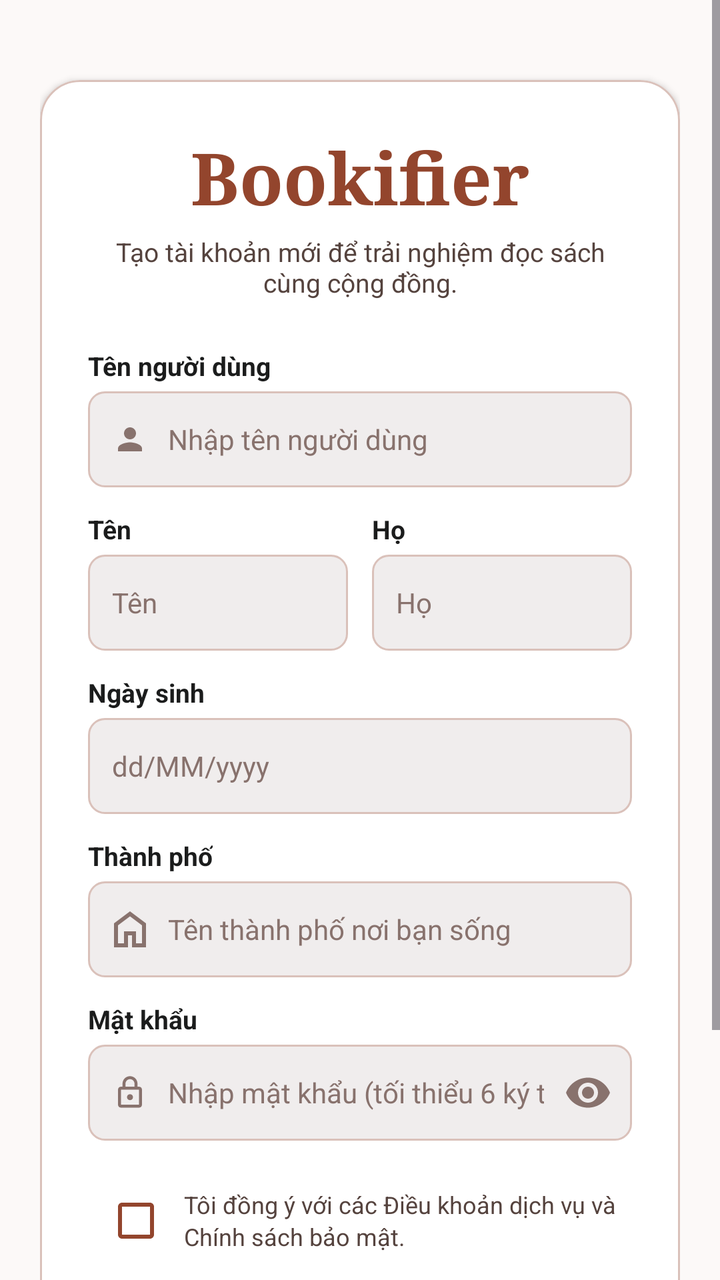
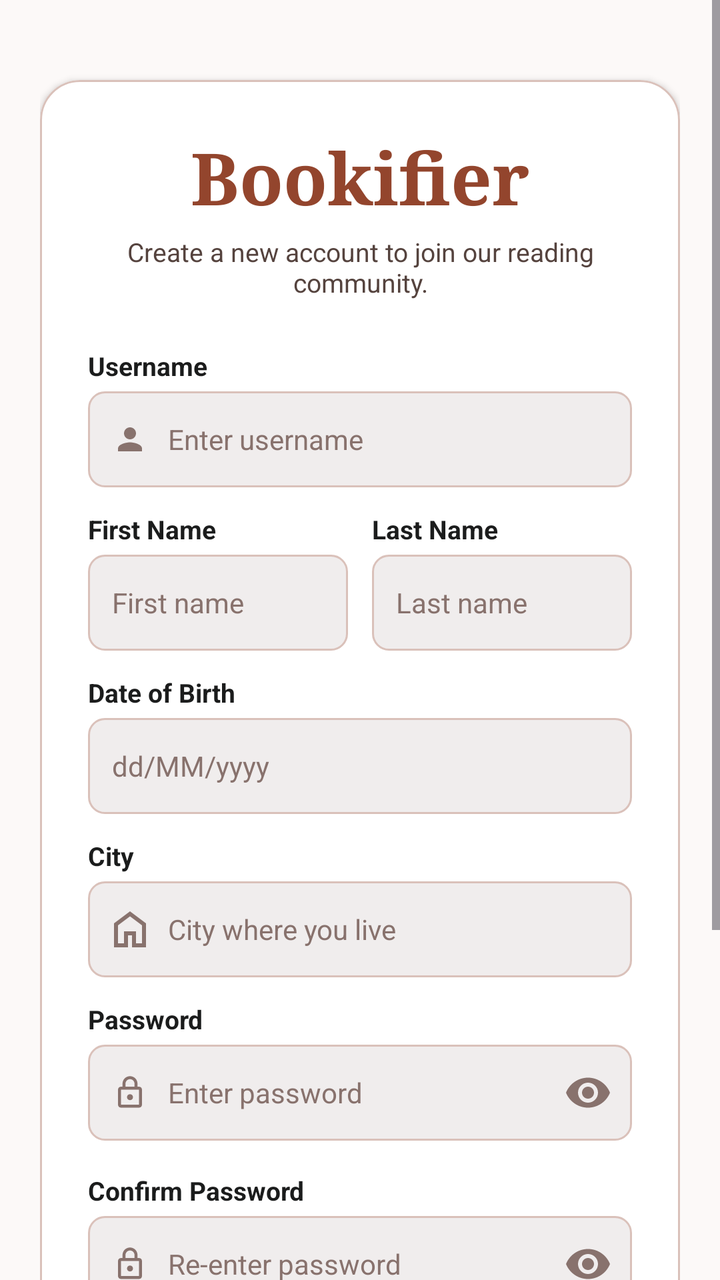

Compare the two renders of this Android layout. The source of the first and the diff that turns it into the second are given below.
<!-- AndroidManifest.xml: application theme Theme.Bookify -->
<!-- res/layout/activity_register.xml -->
<?xml version="1.0" encoding="utf-8"?>
<ScrollView xmlns:android="http://schemas.android.com/apk/res/android"
    xmlns:app="http://schemas.android.com/apk/res-auto"
    xmlns:tools="http://schemas.android.com/tools"
    android:layout_width="match_parent"
    android:layout_height="match_parent"
    android:fillViewport="true"
    android:background="@color/surface_bg"
    tools:context=".ui.auth.RegisterActivity">

    <androidx.constraintlayout.widget.ConstraintLayout
        android:layout_width="match_parent"
        android:layout_height="wrap_content"
        android:padding="20dp">

        <View
            android:id="@+id/topSpacer"
            android:layout_width="match_parent"
            android:layout_height="20dp"
            app:layout_constraintTop_toTopOf="parent" />

        
        <com.google.android.material.card.MaterialCardView
            android:id="@+id/cardContainer"
            android:layout_width="match_parent"
            android:layout_height="wrap_content"
            app:cardCornerRadius="20dp"
            app:cardElevation="2dp"
            app:cardBackgroundColor="@color/white"
            app:strokeColor="@color/outline_variant"
            app:strokeWidth="1dp"
            app:cardPreventCornerOverlap="false"
            app:layout_constraintTop_toBottomOf="@id/topSpacer"
            app:layout_constraintBottom_toBottomOf="parent"
            app:layout_constraintStart_toStartOf="parent"
            app:layout_constraintEnd_toEndOf="parent"
            app:layout_constraintVertical_bias="0.3">

            <LinearLayout
                android:layout_width="match_parent"
                android:layout_height="wrap_content"
                android:orientation="vertical"
                android:padding="24dp">

            
            <TextView
                android:id="@+id/tvAppTitle"
                android:layout_width="wrap_content"
                android:layout_height="wrap_content"
                android:layout_gravity="center_horizontal"
                android:text="Bookifier"
                android:textColor="@color/brown_primary"
                android:textSize="36sp"
                android:textStyle="bold"
                android:fontFamily="serif" />

            <TextView
                android:id="@+id/tvSubtitle"
                android:layout_width="wrap_content"
                android:layout_height="wrap_content"
                android:layout_gravity="center_horizontal"
                android:layout_marginTop="4dp"
                android:layout_marginBottom="24dp"
                android:text="Tạo tài khoản mới để trải nghiệm đọc sách cùng cộng đồng."
                android:textColor="@color/on_surface_variant"
                android:textSize="13sp"
                android:gravity="center" />

            
            <TextView
                android:layout_width="wrap_content"
                android:layout_height="wrap_content"
                android:text="Tên người dùng"
                android:textColor="@color/on_surface"
                android:textSize="13sp"
                android:textStyle="bold"
                android:layout_marginBottom="4dp" />

            <FrameLayout
                android:layout_width="match_parent"
                android:layout_height="48dp"
                android:background="@drawable/bg_input_field"
                android:layout_marginBottom="12dp">

                <ImageView
                    android:layout_width="18dp"
                    android:layout_height="18dp"
                    android:layout_gravity="center_vertical|start"
                    android:layout_marginStart="12dp"
                    android:src="@drawable/ic_person"
                    app:tint="@color/outline" />

                <EditText
                    android:id="@+id/etUsername"
                    android:layout_width="match_parent"
                    android:layout_height="match_parent"
                    android:background="@null"
                    android:hint="Nhập tên người dùng"
                    android:inputType="text"
                    android:paddingStart="40dp"
                    android:paddingEnd="12dp"
                    android:textColor="@color/on_surface"
                    android:textColorHint="@color/outline"
                    android:textSize="14sp" />
            </FrameLayout>

            
            <LinearLayout
                android:layout_width="match_parent"
                android:layout_height="wrap_content"
                android:orientation="horizontal"
                android:layout_marginBottom="12dp">

                
                <LinearLayout
                    android:layout_width="0dp"
                    android:layout_height="wrap_content"
                    android:layout_weight="1"
                    android:orientation="vertical"
                    android:layout_marginEnd="6dp">

                    <TextView
                        android:layout_width="wrap_content"
                        android:layout_height="wrap_content"
                        android:text="Tên"
                        android:textColor="@color/on_surface"
                        android:textSize="13sp"
                        android:textStyle="bold"
                        android:layout_marginBottom="4dp" />

                    <EditText
                        android:id="@+id/etFirstName"
                        android:layout_width="match_parent"
                        android:layout_height="48dp"
                        android:background="@drawable/bg_input_field"
                        android:hint="Tên"
                        android:inputType="textPersonName"
                        android:paddingStart="12dp"
                        android:paddingEnd="12dp"
                        android:textColor="@color/on_surface"
                        android:textColorHint="@color/outline"
                        android:textSize="14sp" />
                </LinearLayout>

                
                <LinearLayout
                    android:layout_width="0dp"
                    android:layout_height="wrap_content"
                    android:layout_weight="1"
                    android:orientation="vertical"
                    android:layout_marginStart="6dp">

                    <TextView
                        android:layout_width="wrap_content"
                        android:layout_height="wrap_content"
                        android:text="Họ"
                        android:textColor="@color/on_surface"
                        android:textSize="13sp"
                        android:textStyle="bold"
                        android:layout_marginBottom="4dp" />

                    <EditText
                        android:id="@+id/etLastName"
                        android:layout_width="match_parent"
                        android:layout_height="48dp"
                        android:background="@drawable/bg_input_field"
                        android:hint="Họ"
                        android:inputType="textPersonName"
                        android:paddingStart="12dp"
                        android:paddingEnd="12dp"
                        android:textColor="@color/on_surface"
                        android:textColorHint="@color/outline"
                        android:textSize="14sp" />
                </LinearLayout>

            </LinearLayout>

            
            <TextView
                android:layout_width="wrap_content"
                android:layout_height="wrap_content"
                android:text="Ngày sinh"
                android:textColor="@color/on_surface"
                android:textSize="13sp"
                android:textStyle="bold"
                android:layout_marginBottom="4dp" />

            <FrameLayout
                android:layout_width="match_parent"
                android:layout_height="48dp"
                android:background="@drawable/bg_input_field"
                android:layout_marginBottom="12dp">

                <EditText
                    android:id="@+id/etDob"
                    android:layout_width="match_parent"
                    android:layout_height="match_parent"
                    android:background="@null"
                    android:hint="dd/MM/yyyy"
                    android:focusable="false"
                    android:clickable="true"
                    android:paddingStart="12dp"
                    android:paddingEnd="12dp"
                    android:textColor="@color/on_surface"
                    android:textColorHint="@color/outline"
                    android:textSize="14sp" />
            </FrameLayout>

            
            <TextView
                android:layout_width="wrap_content"
                android:layout_height="wrap_content"
                android:text="Thành phố"
                android:textColor="@color/on_surface"
                android:textSize="13sp"
                android:textStyle="bold"
                android:layout_marginBottom="4dp" />

            <FrameLayout
                android:layout_width="match_parent"
                android:layout_height="48dp"
                android:background="@drawable/bg_input_field"
                android:layout_marginBottom="12dp">

                <ImageView
                    android:layout_width="18dp"
                    android:layout_height="18dp"
                    android:layout_gravity="center_vertical|start"
                    android:layout_marginStart="12dp"
                    android:src="@drawable/ic_home"
                    app:tint="@color/outline" />

                <EditText
                    android:id="@+id/etCity"
                    android:layout_width="match_parent"
                    android:layout_height="match_parent"
                    android:background="@null"
                    android:hint="Tên thành phố nơi bạn sống"
                    android:inputType="text"
                    android:paddingStart="40dp"
                    android:paddingEnd="12dp"
                    android:textColor="@color/on_surface"
                    android:textColorHint="@color/outline"
                    android:textSize="14sp" />
            </FrameLayout>

            
            <TextView
                android:layout_width="wrap_content"
                android:layout_height="wrap_content"
                android:text="Mật khẩu"
                android:textColor="@color/on_surface"
                android:textSize="13sp"
                android:textStyle="bold"
                android:layout_marginBottom="4dp" />

            <FrameLayout
                android:layout_width="match_parent"
                android:layout_height="48dp"
                android:background="@drawable/bg_input_field"
                android:layout_marginBottom="16dp">

                <ImageView
                    android:layout_width="18dp"
                    android:layout_height="18dp"
                    android:layout_gravity="center_vertical|start"
                    android:layout_marginStart="12dp"
                    android:src="@drawable/ic_lock"
                    app:tint="@color/outline" />

                <EditText
                    android:id="@+id/etPassword"
                    android:layout_width="match_parent"
                    android:layout_height="match_parent"
                    android:background="@null"
                    android:hint="Nhập mật khẩu (tối thiểu 6 ký tự)"
                    android:inputType="textPassword"
                    android:paddingStart="40dp"
                    android:paddingEnd="44dp"
                    android:textColor="@color/on_surface"
                    android:textColorHint="@color/outline"
                    android:textSize="14sp" />

                <ImageButton
                    android:id="@+id/btnTogglePassword"
                    android:layout_width="44dp"
                    android:layout_height="match_parent"
                    android:layout_gravity="center_vertical|end"
                    android:background="?attr/selectableItemBackgroundBorderless"
                    android:src="@drawable/ic_visibility"
                    app:tint="@color/outline"
                    android:contentDescription="Toggle password visibility" />
            </FrameLayout>

            
            <LinearLayout
                android:layout_width="match_parent"
                android:layout_height="wrap_content"
                android:orientation="horizontal"
                android:gravity="center_vertical"
                android:layout_marginBottom="20dp">

                <CheckBox
                    android:id="@+id/cbTerms"
                    android:layout_width="wrap_content"
                    android:layout_height="wrap_content"
                    android:buttonTint="@color/brown_primary" />

                <TextView
                    android:id="@+id/tvTermsLabel"
                    android:layout_width="wrap_content"
                    android:layout_height="wrap_content"
                    android:text="Tôi đồng ý với các Điều khoản dịch vụ và Chính sách bảo mật."
                    android:textColor="@color/on_surface_variant"
                    android:textSize="12sp"
                    android:lineSpacingExtra="2dp" />
            </LinearLayout>

            
            <Button
                android:id="@+id/btnRegister"
                android:layout_width="match_parent"
                android:layout_height="50dp"
                android:background="@drawable/bg_btn_primary"
                app:backgroundTint="@null"
                android:text="Đăng ký"
                android:textColor="@color/white"
                android:textSize="16sp"
                android:textStyle="bold"
                android:textAllCaps="false"
                android:elevation="0dp" />

            
            <LinearLayout
                android:layout_width="wrap_content"
                android:layout_height="wrap_content"
                android:layout_gravity="center_horizontal"
                android:orientation="horizontal"
                android:layout_marginTop="20dp">

                <TextView
                    android:layout_width="wrap_content"
                    android:layout_height="wrap_content"
                    android:text="Đã có tài khoản? "
                    android:textColor="@color/on_surface_variant"
                    android:textSize="14sp" />

                <TextView
                    android:id="@+id/tvGoToLogin"
                    android:layout_width="wrap_content"
                    android:layout_height="wrap_content"
                    android:text="Đăng nhập"
                    android:textColor="@color/brown_primary"
                    android:textSize="14sp"
                    android:textStyle="bold"
                    android:clickable="true"
                    android:focusable="true"
                    android:padding="4dp" />
            </LinearLayout>

            </LinearLayout>
        </com.google.android.material.card.MaterialCardView>

    </androidx.constraintlayout.widget.ConstraintLayout>
</ScrollView>
<!-- resources referenced by this layout -->
<resources>
  <color name="brown_primary">#93452D</color>
  <color name="on_surface">#1B1C1C</color>
  <color name="on_surface_variant">#55433E</color>
  <color name="outline">#88726D</color>
  <color name="outline_variant">#DAC1BA</color>
  <color name="surface_bg">#FCF9F8</color>
  <color name="white">#FFFFFFFF</color>
  <!-- drawable bg_btn_primary (drawable) -->
  <?xml version="1.0" encoding="utf-8"?>
  <ripple xmlns:android="http://schemas.android.com/apk/res/android"
      android:color="#33FFFFFF">
      <item>
          <shape android:shape="rectangle">
              <solid android:color="@color/brown_primary" />
              <corners android:radius="8dp" />
          </shape>
      </item>
  </ripple>
  <!-- drawable bg_input_field (drawable) -->
  <?xml version="1.0" encoding="utf-8"?>
  <shape xmlns:android="http://schemas.android.com/apk/res/android"
      android:shape="rectangle">
      <solid android:color="@color/surface_container" />
      <corners android:radius="8dp" />
      <stroke
          android:width="1dp"
          android:color="@color/outline_variant" />
  </shape>
  <!-- drawable ic_home (drawable) -->
  <vector xmlns:android="http://schemas.android.com/apk/res/android"
      android:width="16dp"
      android:height="18dp"
      android:viewportWidth="16"
      android:viewportHeight="18">
    <path
        android:pathData="M2,16H5V10H11V16H14V7L8,2.5L2,7V16V16M0,18V6L8,0L16,6V18H9V12H7V18H0V18M8,9.25V9.25V9.25V9.25V9.25V9.25V9.25V9.25V9.25V9.25V9.25"
        android:fillColor="#5D4037"/>
  </vector>
  <!-- drawable ic_person (drawable) -->
  <vector xmlns:android="http://schemas.android.com/apk/res/android"
      android:width="24dp"
      android:height="24dp"
      android:viewportWidth="24"
      android:viewportHeight="24">
    <path
        android:fillColor="#FF88726D"
        android:pathData="M12,12c2.21,0 4,-1.79 4,-4s-1.79,-4 -4,-4 -4,1.79 -4,4 1.79,4 4,4zM12,14c-2.67,0 -8,1.34 -8,4v2h16v-2c0,-2.66 -5.33,-4 -8,-4z"/>
  </vector>
  <!-- drawable ic_visibility (drawable) -->
  <vector xmlns:android="http://schemas.android.com/apk/res/android"
      android:width="24dp"
      android:height="24dp"
      android:viewportWidth="24"
      android:viewportHeight="24">
    <path
        android:fillColor="#FF88726D"
        android:pathData="M12,4.5C7,4.5 2.73,7.61 1,12c1.73,4.39 6,7.5 11,7.5s9.27,-3.11 11,-7.5c-1.73,-4.39 -6,-7.5 -11,-7.5zM12,17c-2.76,0 -5,-2.24 -5,-5s2.24,-5 5,-5 5,2.24 5,5 -2.24,5 -5,5zm0,-8c-1.66,0 -3,1.34 -3,3s1.34,3 3,3 3,-1.34 3,-3 -1.34,-3 -3,-3z"/>
  </vector>
  <style name="Theme.Bookify" parent="Base.Theme.Bookify" />
  <color name="surface_container">#F0EDED</color>
  <style name="Base.Theme.Bookify" parent="Theme.Material3.DayNight.NoActionBar">
          
          
      </style>
  <!-- unchanged entries left out for length: 1 -->
</resources>

<!-- the commit's change to res/layout/activity_register.xml (unified diff, before → after) -->
@@ -61,7 +61,7 @@
                 android:layout_gravity="center_horizontal"
                 android:layout_marginTop="4dp"
                 android:layout_marginBottom="24dp"
-                android:text="Tạo tài khoản mới để trải nghiệm đọc sách cùng cộng đồng."
+                android:text="@string/register_subtitle"
                 android:textColor="@color/on_surface_variant"
                 android:textSize="13sp"
                 android:gravity="center" />
@@ -70,7 +70,7 @@
             <TextView
                 android:layout_width="wrap_content"
                 android:layout_height="wrap_content"
-                android:text="Tên người dùng"
+                android:text="@string/label_username"
                 android:textColor="@color/on_surface"
                 android:textSize="13sp"
                 android:textStyle="bold"
@@ -95,7 +95,7 @@
                     android:layout_width="match_parent"
                     android:layout_height="match_parent"
                     android:background="@null"
-                    android:hint="Nhập tên người dùng"
+                    android:hint="@string/hint_username"
                     android:inputType="text"
                     android:paddingStart="40dp"
                     android:paddingEnd="12dp"
@@ -122,7 +122,7 @@
                     <TextView
                         android:layout_width="wrap_content"
                         android:layout_height="wrap_content"
-                        android:text="Tên"
+                        android:text="@string/label_first_name"
                         android:textColor="@color/on_surface"
                         android:textSize="13sp"
                         android:textStyle="bold"
@@ -133,7 +133,7 @@
                         android:layout_width="match_parent"
                         android:layout_height="48dp"
                         android:background="@drawable/bg_input_field"
-                        android:hint="Tên"
+                        android:hint="@string/hint_first_name"
                         android:inputType="textPersonName"
                         android:paddingStart="12dp"
                         android:paddingEnd="12dp"
@@ -153,7 +153,7 @@
                     <TextView
                         android:layout_width="wrap_content"
                         android:layout_height="wrap_content"
-                        android:text="Họ"
+                        android:text="@string/label_last_name"
                         android:textColor="@color/on_surface"
                         android:textSize="13sp"
                         android:textStyle="bold"
@@ -164,7 +164,7 @@
                         android:layout_width="match_parent"
                         android:layout_height="48dp"
                         android:background="@drawable/bg_input_field"
-                        android:hint="Họ"
+                        android:hint="@string/hint_last_name"
                         android:inputType="textPersonName"
                         android:paddingStart="12dp"
                         android:paddingEnd="12dp"
@@ -179,7 +179,7 @@
             <TextView
                 android:layout_width="wrap_content"
                 android:layout_height="wrap_content"
-                android:text="Ngày sinh"
+                android:text="@string/label_dob"
                 android:textColor="@color/on_surface"
                 android:textSize="13sp"
                 android:textStyle="bold"
@@ -210,7 +210,7 @@
             <TextView
                 android:layout_width="wrap_content"
                 android:layout_height="wrap_content"
-                android:text="Thành phố"
+                android:text="@string/label_city"
                 android:textColor="@color/on_surface"
                 android:textSize="13sp"
                 android:textStyle="bold"
@@ -235,7 +235,7 @@
                     android:layout_width="match_parent"
                     android:layout_height="match_parent"
                     android:background="@null"
-                    android:hint="Tên thành phố nơi bạn sống"
+                    android:hint="@string/hint_city"
                     android:inputType="text"
                     android:paddingStart="40dp"
                     android:paddingEnd="12dp"
@@ -248,7 +248,7 @@
             <TextView
                 android:layout_width="wrap_content"
                 android:layout_height="wrap_content"
-                android:text="Mật khẩu"
+                android:text="@string/label_password"
                 android:textColor="@color/on_surface"
                 android:textSize="13sp"
                 android:textStyle="bold"
@@ -273,7 +273,7 @@
                     android:layout_width="match_parent"
                     android:layout_height="match_parent"
                     android:background="@null"
-                    android:hint="Nhập mật khẩu (tối thiểu 6 ký tự)"
+                    android:hint="@string/hint_password_register"
                     android:inputType="textPassword"
                     android:paddingStart="40dp"
                     android:paddingEnd="44dp"
@@ -293,6 +293,54 @@
             </FrameLayout>
 
             
+            <TextView
+                android:layout_width="wrap_content"
+                android:layout_height="wrap_content"
+                android:text="@string/label_confirm_password"
+                android:textColor="@color/on_surface"
+                android:textSize="13sp"
+                android:textStyle="bold"
+                android:layout_marginBottom="4dp" />
+
+            <FrameLayout
+                android:layout_width="match_parent"
+                android:layout_height="48dp"
+                android:background="@drawable/bg_input_field"
+                android:layout_marginBottom="16dp">
+
+                <ImageView
+                    android:layout_width="18dp"
+                    android:layout_height="18dp"
+                    android:layout_gravity="center_vertical|start"
+                    android:layout_marginStart="12dp"
+                    android:src="@drawable/ic_lock"
+                    app:tint="@color/outline" />
+
+                <EditText
+                    android:id="@+id/etConfirmPassword"
+                    android:layout_width="match_parent"
+                    android:layout_height="match_parent"
+                    android:background="@null"
+                    android:hint="@string/hint_confirm_password"
+                    android:inputType="textPassword"
+                    android:paddingStart="40dp"
+                    android:paddingEnd="44dp"
+                    android:textColor="@color/on_surface"
+                    android:textColorHint="@color/outline"
+                    android:textSize="14sp" />
+
+                <ImageButton
+                    android:id="@+id/btnToggleConfirmPassword"
+                    android:layout_width="44dp"
+                    android:layout_height="match_parent"
+                    android:layout_gravity="center_vertical|end"
+                    android:background="?attr/selectableItemBackgroundBorderless"
+                    android:src="@drawable/ic_visibility"
+                    app:tint="@color/outline"
+                    android:contentDescription="Toggle confirm password visibility" />
+            </FrameLayout>
+
+            
             <LinearLayout
                 android:layout_width="match_parent"
                 android:layout_height="wrap_content"
@@ -310,7 +358,7 @@
                     android:id="@+id/tvTermsLabel"
                     android:layout_width="wrap_content"
                     android:layout_height="wrap_content"
-                    android:text="Tôi đồng ý với các Điều khoản dịch vụ và Chính sách bảo mật."
+                    android:text="@string/terms_agreement"
                     android:textColor="@color/on_surface_variant"
                     android:textSize="12sp"
                     android:lineSpacingExtra="2dp" />
@@ -323,7 +371,7 @@
                 android:layout_height="50dp"
                 android:background="@drawable/bg_btn_primary"
                 app:backgroundTint="@null"
-                android:text="Đăng ký"
+                android:text="@string/btn_register"
                 android:textColor="@color/white"
                 android:textSize="16sp"
                 android:textStyle="bold"
@@ -341,7 +389,7 @@
                 <TextView
                     android:layout_width="wrap_content"
                     android:layout_height="wrap_content"
-                    android:text="Đã có tài khoản? "
+                    android:text="@string/prompt_has_account"
                     android:textColor="@color/on_surface_variant"
                     android:textSize="14sp" />
 
@@ -349,7 +397,7 @@
                     android:id="@+id/tvGoToLogin"
                     android:layout_width="wrap_content"
                     android:layout_height="wrap_content"
-                    android:text="Đăng nhập"
+                    android:text="@string/btn_login"
                     android:textColor="@color/brown_primary"
                     android:textSize="14sp"
                     android:textStyle="bold"
<!-- resource entries referenced after the edit -->
@@ -58,6 +58,24 @@
         android:fillColor="#FF88726D"
         android:pathData="M12,4.5C7,4.5 2.73,7.61 1,12c1.73,4.39 6,7.5 11,7.5s9.27,-3.11 11,-7.5c-1.73,-4.39 -6,-7.5 -11,-7.5zM12,17c-2.76,0 -5,-2.24 -5,-5s2.24,-5 5,-5 5,2.24 5,5 -2.24,5 -5,5zm0,-8c-1.66,0 -3,1.34 -3,3s1.34,3 3,3 3,-1.34 3,-3 -1.34,-3 -3,-3z"/>
   </vector>
+  <string name="btn_login">Sign In</string>
+  <string name="btn_register">Register</string>
+  <string name="hint_city">City where you live</string>
+  <string name="hint_confirm_password">Re-enter password</string>
+  <string name="hint_first_name">First name</string>
+  <string name="hint_last_name">Last name</string>
+  <string name="hint_password_register">Enter password</string>
+  <string name="hint_username">Enter username</string>
+  <string name="label_city">City</string>
+  <string name="label_confirm_password">Confirm Password</string>
+  <string name="label_dob">Date of Birth</string>
+  <string name="label_first_name">First Name</string>
+  <string name="label_last_name">Last Name</string>
+  <string name="label_password">Password</string>
+  <string name="label_username">Username</string>
+  <string name="prompt_has_account">Already have an account? </string>
+  <string name="register_subtitle">Create a new account to join our reading community.</string>
+  <string name="terms_agreement">I agree to the Terms of Service and Privacy Policy.</string>
   <style name="Theme.Bookify" parent="Base.Theme.Bookify" />
   <color name="surface_container">#F0EDED</color>
   <style name="Base.Theme.Bookify" parent="Theme.Material3.DayNight.NoActionBar">
